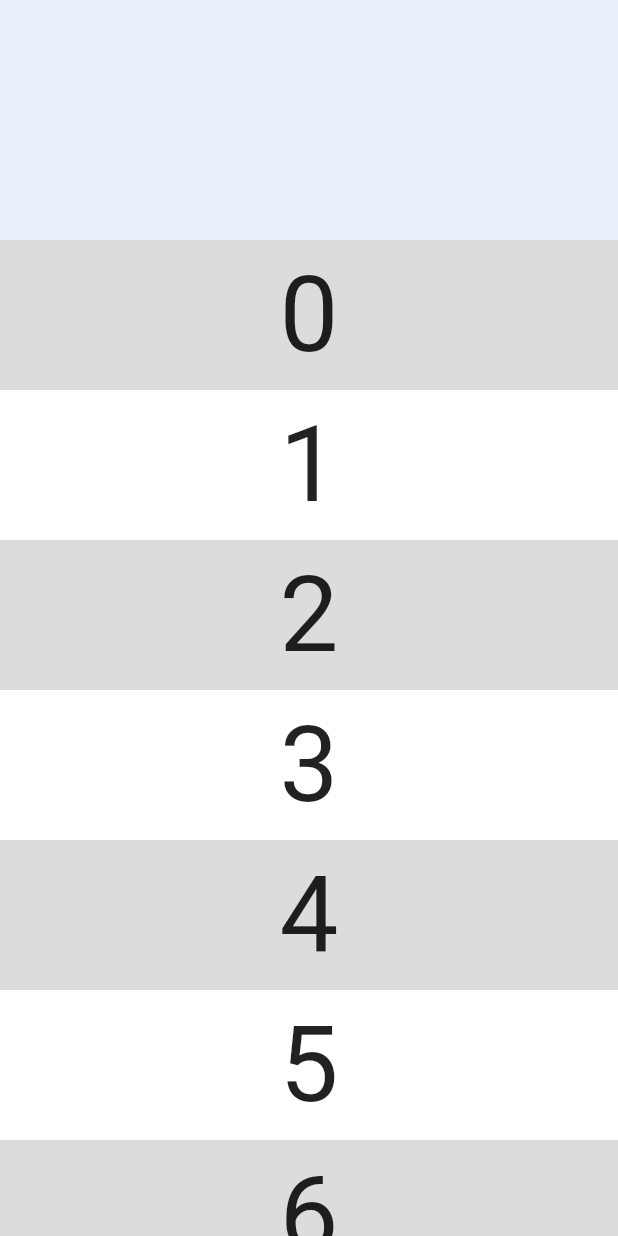
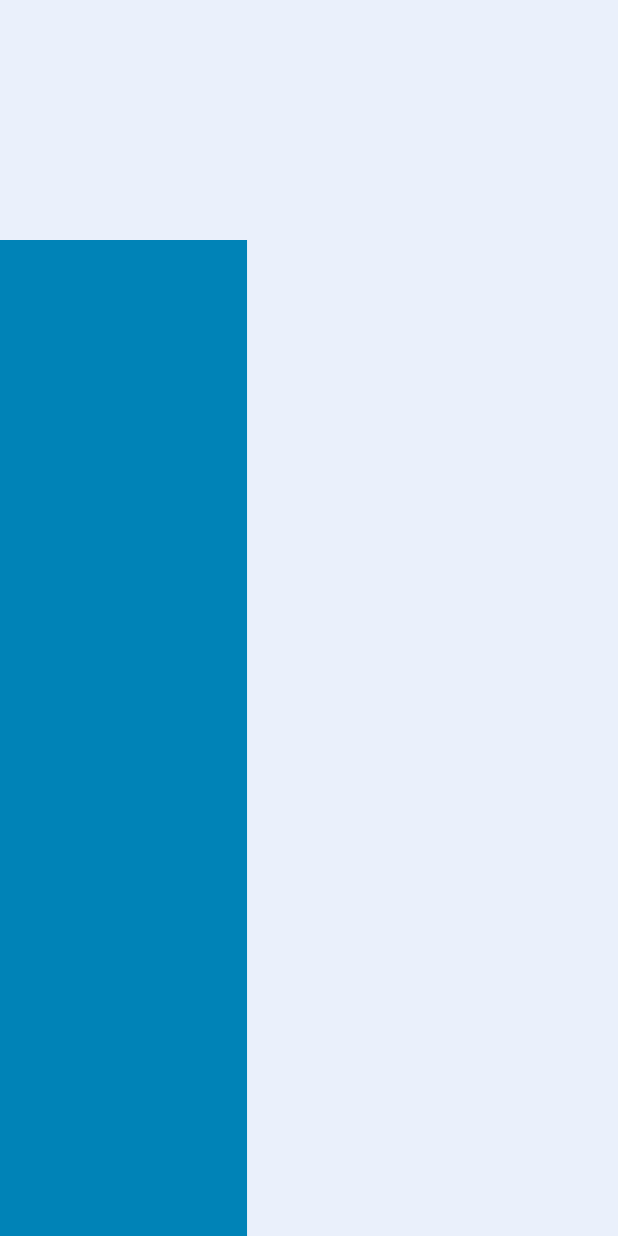
Before and after one commit to MichaelCadavillo/PersonalPortfolio, a Flutter app: the screen it shows after launch, on a phone screen of 412 x 824 dp. Run offline on Flutter 3.47's test engine with Material 2 defaults, Android fonts, the phone set to English and light mode, and no system bars; our stand-ins replace responsive_builder.

Commit message:
Added responsive builder

```diff
--- a/lib/main.dart
+++ b/lib/main.dart
@@ -53,6 +53,8 @@ class _MyHomePageState extends State<MyHomePage> {
 
   @override
   Widget build(BuildContext context) {
+    double height = MediaQuery.of(context).size.height;
+    double width = MediaQuery.of(context).size.width;
     return Scaffold(
       body: CustomScrollView(
         slivers: <Widget>[
@@ -71,10 +73,22 @@ class _MyHomePageState extends State<MyHomePage> {
             delegate: SliverChildBuilderDelegate(
                   (BuildContext context, int index) {
                 return Container(
-                  color: index.isOdd ? Colors.white : Colors.black12,
-                  height: 100.0,
-                  child: Center(
-                    child: Text('$index', textScaleFactor: 5),
+                  height: height,
+                  child: Row(
+                    children: [
+                      Expanded(
+                          flex: 40,
+                          child: Container(
+                            color: AppColors.AccentColor,
+                          )
+                      ),
+                      Expanded(
+                          flex: 60,
+                          child: Container(
+                            color: AppColors.PrimaryColor,
+                          )
+                      )
+                    ],
                   ),
                 );
               },
--- a/pubspec.yaml
+++ b/pubspec.yaml
@@ -23,6 +23,7 @@ environment:
 dependencies:
   flutter:
     sdk: flutter
+  responsive_builder: ^0.4.1
 
 
   # The following adds the Cupertino Icons font to your application.
```
Also changed, not shown: lib/utility/device_type.dart (added, +22 -0 lines).
